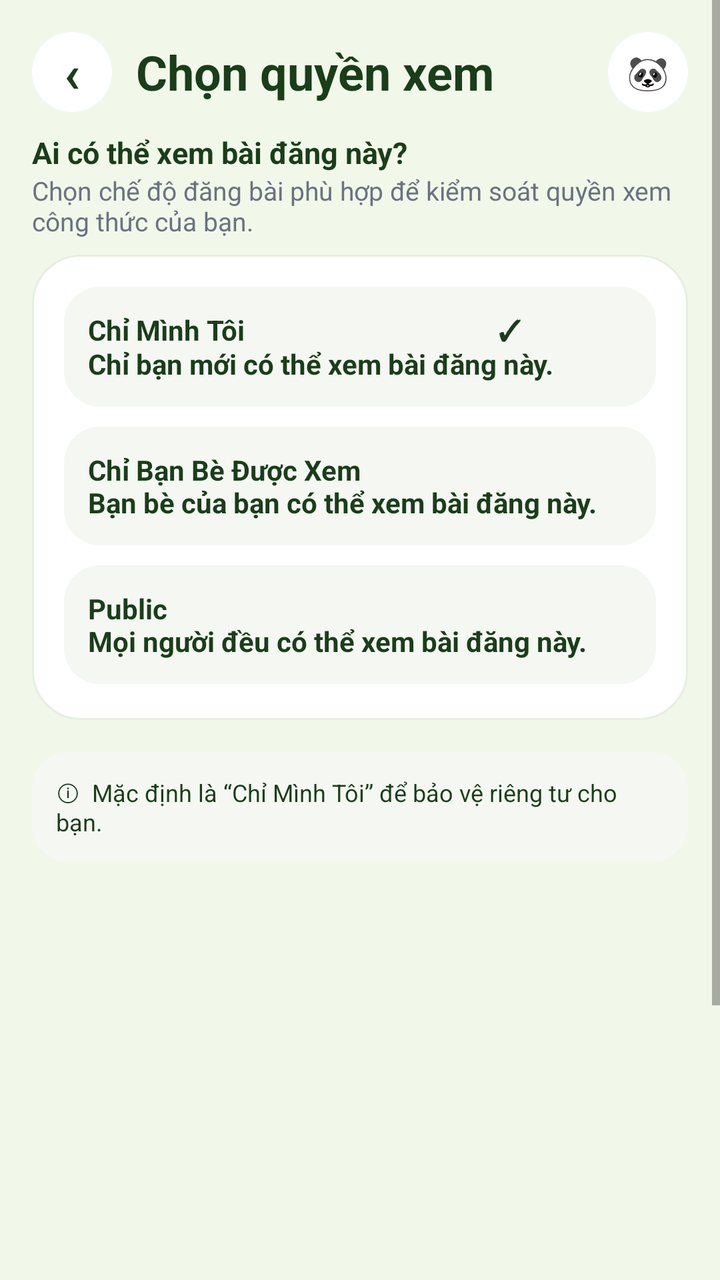
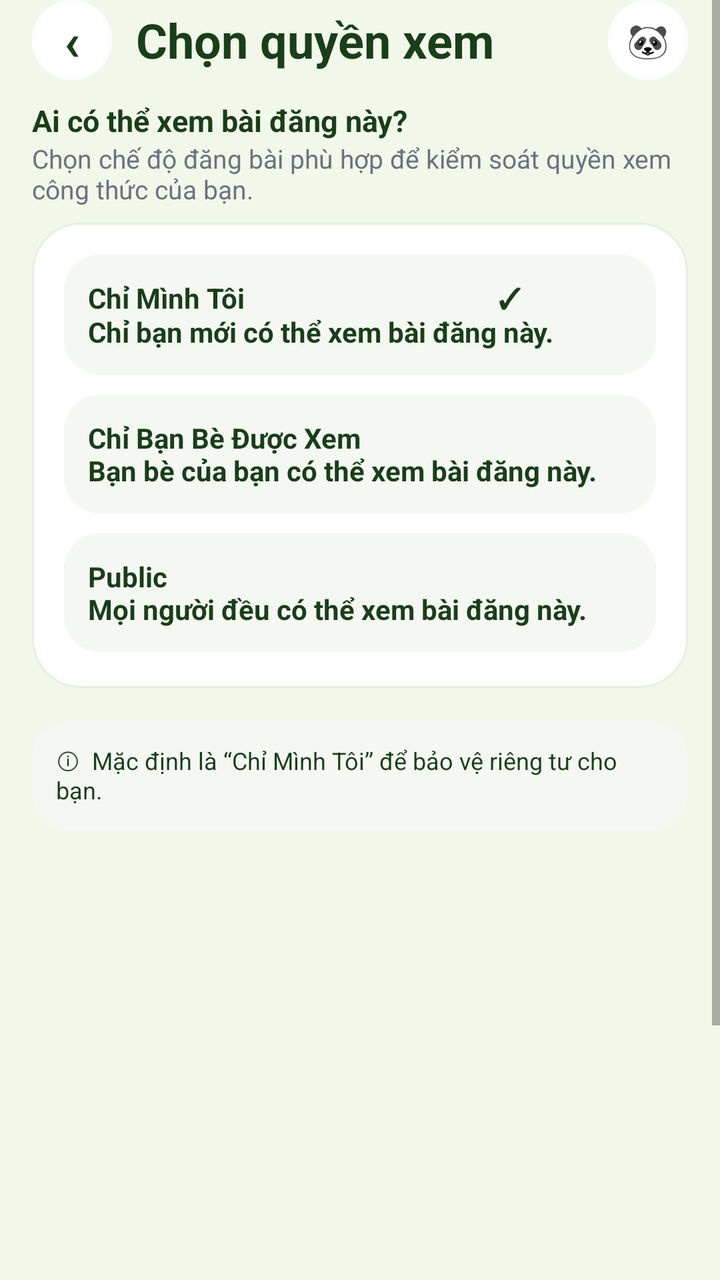

An Android layout rendered at two revisions. The XML below is the earlier revision; the diff shows what the commit changed to produce the second picture.
<!-- AndroidManifest.xml: application theme AppTheme -->
<!-- res/layout/activity_frame_32_privacy.xml -->
<?xml version="1.0" encoding="utf-8"?>
<ScrollView xmlns:android="http://schemas.android.com/apk/res/android"
    android:layout_width="match_parent"
    android:layout_height="match_parent"
    android:background="@color/panda_bg_alt"
    android:fillViewport="true">

    <LinearLayout
        android:id="@id/screen_content"
        android:layout_width="match_parent"
        android:layout_height="wrap_content"
        android:orientation="vertical"
        android:paddingStart="16dp"
        android:paddingTop="16dp"
        android:paddingEnd="16dp"
        android:paddingBottom="16dp">

        <LinearLayout
            android:layout_width="match_parent"
            android:layout_height="wrap_content"
            android:gravity="center_vertical"
            android:orientation="horizontal"
            android:paddingBottom="10dp">

            <TextView
                android:layout_width="40dp"
                android:layout_height="40dp"
                android:background="@drawable/bg_circle_white"
                android:gravity="center"
                android:text="‹"
                android:textColor="@color/panda_green_dark"
                android:textSize="26sp"
                android:textStyle="bold" />

            <TextView
                android:layout_width="0dp"
                android:layout_height="wrap_content"
                android:layout_marginStart="12dp"
                android:layout_marginEnd="12dp"
                android:layout_weight="1"
                android:text="Chọn quyền xem"
                android:textColor="@color/panda_green_dark"
                android:textSize="24sp"
                android:textStyle="bold" />

            <TextView
                android:layout_width="40dp"
                android:layout_height="40dp"
                android:background="@drawable/bg_circle_white"
                android:gravity="center"
                android:text="🐼"
                android:textColor="@color/panda_green_dark"
                android:textSize="17sp"
                android:textStyle="bold" />
        </LinearLayout>

        <TextView
            android:layout_width="match_parent"
            android:layout_height="wrap_content"
            android:text="Ai có thể xem bài đăng này?"
            android:textColor="@color/panda_green_dark"
            android:textSize="15sp"
            android:textStyle="bold" />

        <TextView
            android:layout_width="match_parent"
            android:layout_height="wrap_content"
            android:text="Chọn chế độ đăng bài phù hợp để kiểm soát quyền xem công thức của bạn."
            android:textColor="@color/panda_gray"
            android:textSize="13sp" />

        <LinearLayout
            android:layout_width="match_parent"
            android:layout_height="wrap_content"
            android:layout_marginTop="8dp"
            android:layout_marginBottom="6dp"
            android:background="@drawable/bg_figma_card"
            android:orientation="vertical"
            android:paddingStart="16dp"
            android:paddingTop="12dp"
            android:paddingEnd="16dp"
            android:paddingBottom="12dp">

            <TextView
                android:layout_width="match_parent"
                android:layout_height="wrap_content"
                android:layout_marginTop="4dp"
                android:layout_marginBottom="6dp"
                android:background="@drawable/bg_figma_input"
                android:padding="12dp"
                android:text="Chỉ Mình Tôi                                      ✓&#10;Chỉ bạn mới có thể xem bài đăng này."
                android:textColor="@color/panda_green_dark"
                android:textSize="14sp"
                android:textStyle="bold" />

            <TextView
                android:layout_width="match_parent"
                android:layout_height="wrap_content"
                android:layout_marginTop="4dp"
                android:layout_marginBottom="6dp"
                android:background="@drawable/bg_figma_input"
                android:padding="12dp"
                android:text="Chỉ Bạn Bè Được Xem&#10;Bạn bè của bạn có thể xem bài đăng này."
                android:textColor="@color/panda_green_dark"
                android:textSize="14sp"
                android:textStyle="bold" />

            <TextView
                android:layout_width="match_parent"
                android:layout_height="wrap_content"
                android:layout_marginTop="4dp"
                android:layout_marginBottom="6dp"
                android:background="@drawable/bg_figma_input"
                android:padding="12dp"
                android:text="Public&#10;Mọi người đều có thể xem bài đăng này."
                android:textColor="@color/panda_green_dark"
                android:textSize="14sp"
                android:textStyle="bold" />
        </LinearLayout>

        <TextView
            android:layout_width="match_parent"
            android:layout_height="wrap_content"
            android:layout_marginTop="10dp"
            android:layout_marginBottom="320dp"
            android:background="@drawable/bg_figma_input"
            android:padding="12dp"
            android:text="ⓘ  Mặc định là “Chỉ Mình Tôi” để bảo vệ riêng tư cho bạn."
            android:textColor="@color/panda_green_dark"
            android:textSize="12sp" />

        <TextView
            android:layout_width="match_parent"
            android:layout_height="48dp"
            android:background="@drawable/bg_figma_green_button"
            android:gravity="center"
            android:text="🐼 Đăng bài"
            android:textColor="@android:color/white"
            android:textSize="15sp"
            android:textStyle="bold" />
    </LinearLayout>
</ScrollView>
<!-- resources referenced by this layout -->
<resources>
  <color name="panda_bg_alt">#F1F8E9</color>
  <color name="panda_gray">#6B7280</color>
  <color name="panda_green_dark">#1A3D1A</color>
  <!-- drawable bg_circle_white (drawable) -->
  <?xml version="1.0" encoding="utf-8"?>
  <shape xmlns:android="http://schemas.android.com/apk/res/android"
      android:shape="oval">
      <solid android:color="@color/panda_card" />
  </shape>
  <!-- drawable bg_figma_card (drawable) -->
  <?xml version="1.0" encoding="utf-8"?>
  <shape xmlns:android="http://schemas.android.com/apk/res/android"
      android:shape="rectangle">
      <solid android:color="@color/panda_card" />
      <stroke
          android:width="1dp"
          android:color="@color/panda_border" />
      <corners android:radius="24dp" />
  </shape>
  <!-- drawable bg_figma_green_button (drawable) -->
  <?xml version="1.0" encoding="utf-8"?>
  <shape xmlns:android="http://schemas.android.com/apk/res/android"
      android:shape="rectangle">
      <solid android:color="@color/panda_green" />
      <corners android:radius="18dp" />
  </shape>
  <!-- drawable bg_figma_input (drawable) -->
  <?xml version="1.0" encoding="utf-8"?>
  <shape xmlns:android="http://schemas.android.com/apk/res/android"
      android:shape="rectangle">
      <solid android:color="@color/panda_input" />
      <corners android:radius="18dp" />
  </shape>
  <style name="AppTheme" parent="@android:style/Theme.Material.Light.NoActionBar">
          <item name="android:fontFamily">sans-serif</item>
          <item name="android:windowLightStatusBar">true</item>
          <item name="android:statusBarColor">@color/panda_bg</item>
          <item name="android:navigationBarColor">@color/panda_bg</item>
          <item name="android:colorAccent">@color/panda_green</item>
      </style>
  <color name="panda_card">#FFFFFF</color>
  <color name="panda_border">#E5EFE2</color>
  <color name="panda_green">#2D6A2D</color>
  <color name="panda_input">#F4F7F2</color>
  <color name="panda_bg">#F0F7F0</color>
</resources>

<!-- the commit's change to res/layout/activity_frame_32_privacy.xml (unified diff, before → after) -->
@@ -11,7 +11,7 @@
         android:layout_height="wrap_content"
         android:orientation="vertical"
         android:paddingStart="16dp"
-        android:paddingTop="16dp"
+        android:paddingTop="0dp"
         android:paddingEnd="16dp"
         android:paddingBottom="16dp">
 
